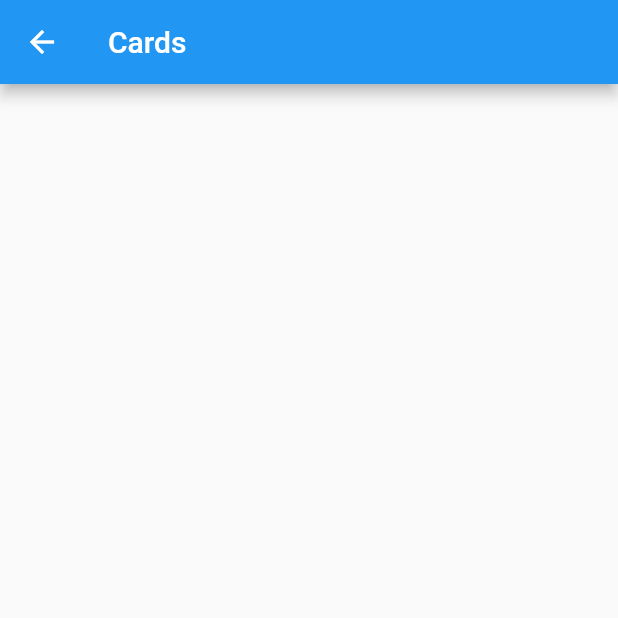
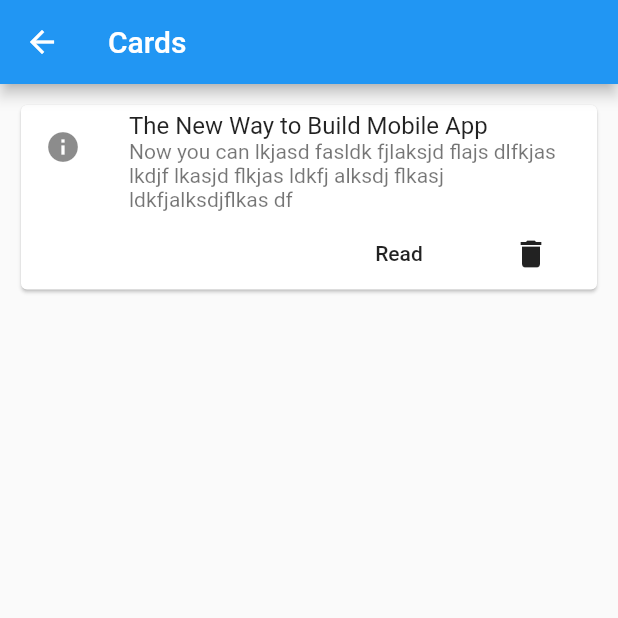
Before and after one commit to jorwan/flutter-apps, a Flutter app: the CardPage screen opened by its route, on a phone screen of 412 x 824 dp, the top half of it. Run offline on Flutter 3.47's test engine with Material 2 defaults, Android fonts, the phone set to English and light mode, and no system bars.

Commit message:
Creating a Card

```diff
--- a/componentes/lib/src/pages/card_page.dart
+++ b/componentes/lib/src/pages/card_page.dart
@@ -7,5 +7,37 @@ class CardPage extends StatelessWidget {
       appBar: AppBar(
         title: Text('Cards')
       ),
+      body: ListView(
+        padding: EdgeInsets.all(10.0),
+        children: <Widget>[
+          _getCard1()
+        ]
+      ),
+    );
+
+  Widget _getCard1()
+    => Card(
+      child: Column(
+        children: <Widget>[
+          ListTile(
+            title: Text("The New Way to Build Mobile App"),
+            subtitle: Text("Now you can lkjasd fasldk fjlaksjd flajs dlfkjas lkdjf lkasjd flkjas ldkfj alksdj flkasj ldkfjalksdjflkas df"),
+            leading: Icon(Icons.info),
+          ),
+          Row(
+            mainAxisAlignment: MainAxisAlignment.end,
+            children: <Widget>[
+              FlatButton(
+                child: Text("Read"),
+                onPressed: (){},
+              ),
+              FlatButton(
+                child: Icon(Icons.delete),
+                onPressed: (){},
+              )
+            ],
+          )
+        ],
+      )
     );
 }
```
